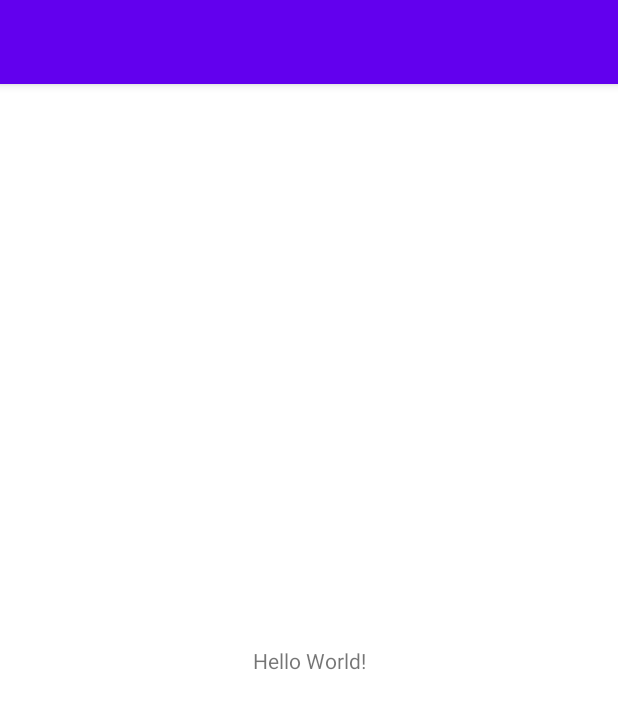
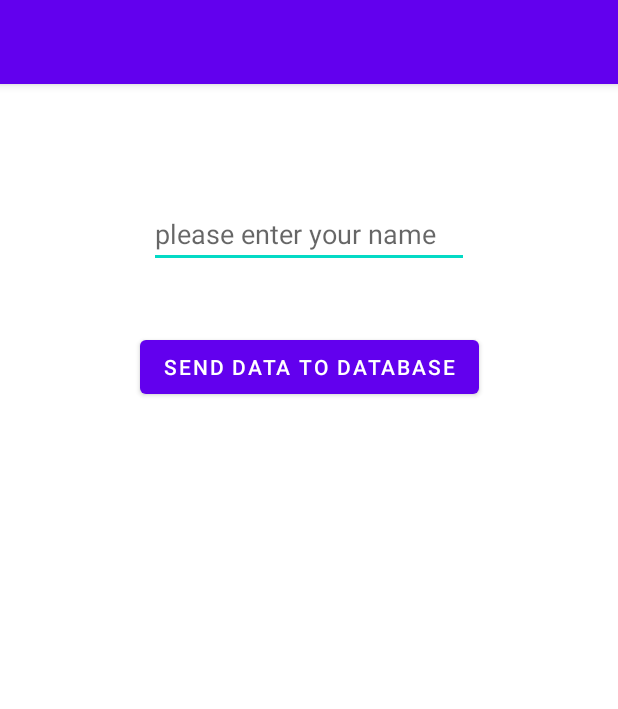
Before and after one commit to yashar-akish/AndroidFirebase, an Android app: the screen it shows after launch (MainActivity), on a phone screen of 412 x 824 dp. Shown: the top 709 px of the screen. Run offline under Robolectric (Android 15) with nearby library versions, the light colour scheme and no system bars; our stand-ins replace Firebase (no records; nobody signed in at launch, a user with empty details on screens opened directly).

Commit message:
adding data to firebase

```diff
--- a/app/build.gradle
+++ b/app/build.gradle
@@ -1,5 +1,6 @@
 plugins {
     id 'com.android.application'
+    id 'com.google.gms.google-services'
 }
 
 android {
@@ -33,6 +34,7 @@ dependencies {
     implementation 'androidx.appcompat:appcompat:1.3.0'
     implementation 'com.google.android.material:material:1.3.0'
     implementation 'androidx.constraintlayout:constraintlayout:2.0.4'
+    implementation 'com.google.firebase:firebase-database:20.0.0'
     testImplementation 'junit:junit:4.+'
     androidTestImplementation 'androidx.test.ext:junit:1.1.2'
     androidTestImplementation 'androidx.test.espresso:espresso-core:3.3.0'
--- a/app/src/main/java/com/company/androidfirebase/MainActivity.java
+++ b/app/src/main/java/com/company/androidfirebase/MainActivity.java
@@ -3,12 +3,35 @@ package com.company.androidfirebase;
 import androidx.appcompat.app.AppCompatActivity;
 
 import android.os.Bundle;
+import android.view.View;
+import android.widget.Button;
+import android.widget.EditText;
+
+import com.google.firebase.database.DatabaseReference;
+import com.google.firebase.database.FirebaseDatabase;
 
 public class MainActivity extends AppCompatActivity {
+
+    Button send;
+    EditText name;
+
+    FirebaseDatabase database = FirebaseDatabase.getInstance();
+    DatabaseReference reference = database.getReference().child("users");
 
     @Override
     protected void onCreate(Bundle savedInstanceState) {
         super.onCreate(savedInstanceState);
         setContentView(R.layout.activity_main);
+
+        name = findViewById(R.id.editText);
+        send = findViewById(R.id.button);
+
+        send.setOnClickListener(new View.OnClickListener() {
+            @Override
+            public void onClick(View v) {
+                String userName =  name.getText().toString();
+                reference.child("userName").setValue(userName);
+            }
+        });
     }
 }
--- a/app/src/main/res/layout/activity_main.xml
+++ b/app/src/main/res/layout/activity_main.xml
@@ -6,13 +6,27 @@
     android:layout_height="match_parent"
     tools:context=".MainActivity">
 
-    <TextView
+    <EditText
+        android:id="@+id/editText"
         android:layout_width="wrap_content"
         android:layout_height="wrap_content"
-        android:text="Hello World!"
-        app:layout_constraintBottom_toBottomOf="parent"
-        app:layout_constraintLeft_toLeftOf="parent"
-        app:layout_constraintRight_toRightOf="parent"
+        android:layout_marginTop="77dp"
+        android:ems="10"
+        android:hint="please enter your name"
+        android:inputType="textPersonName"
+        app:layout_constraintEnd_toEndOf="parent"
+        app:layout_constraintHorizontal_bias="0.5"
+        app:layout_constraintStart_toStartOf="parent"
         app:layout_constraintTop_toTopOf="parent" />
 
+    <Button
+        android:id="@+id/button"
+        android:layout_width="wrap_content"
+        android:layout_height="wrap_content"
+        android:layout_marginTop="42dp"
+        android:text="Send Data To Database"
+        app:layout_constraintEnd_toEndOf="parent"
+        app:layout_constraintHorizontal_bias="0.5"
+        app:layout_constraintStart_toStartOf="parent"
+        app:layout_constraintTop_toBottomOf="@+id/editText" />
 </androidx.constraintlayout.widget.ConstraintLayout>
--- a/build.gradle
+++ b/build.gradle
@@ -6,6 +6,7 @@ buildscript {
     }
     dependencies {
         classpath "com.android.tools.build:gradle:4.2.1"
+        classpath 'com.google.gms:google-services:4.3.8'
 
         // NOTE: Do not place your application dependencies here; they belong
         // in the individual module build.gradle files
@@ -16,7 +17,7 @@ allprojects {
     repositories {
         google()
         mavenCentral()
-        jcenter() // Warning: this repository is going to shut down soon
+        //jcenter() // Warning: this repository is going to shut down soon
     }
 }
 
```
Also changed, not shown: 1 other file.
